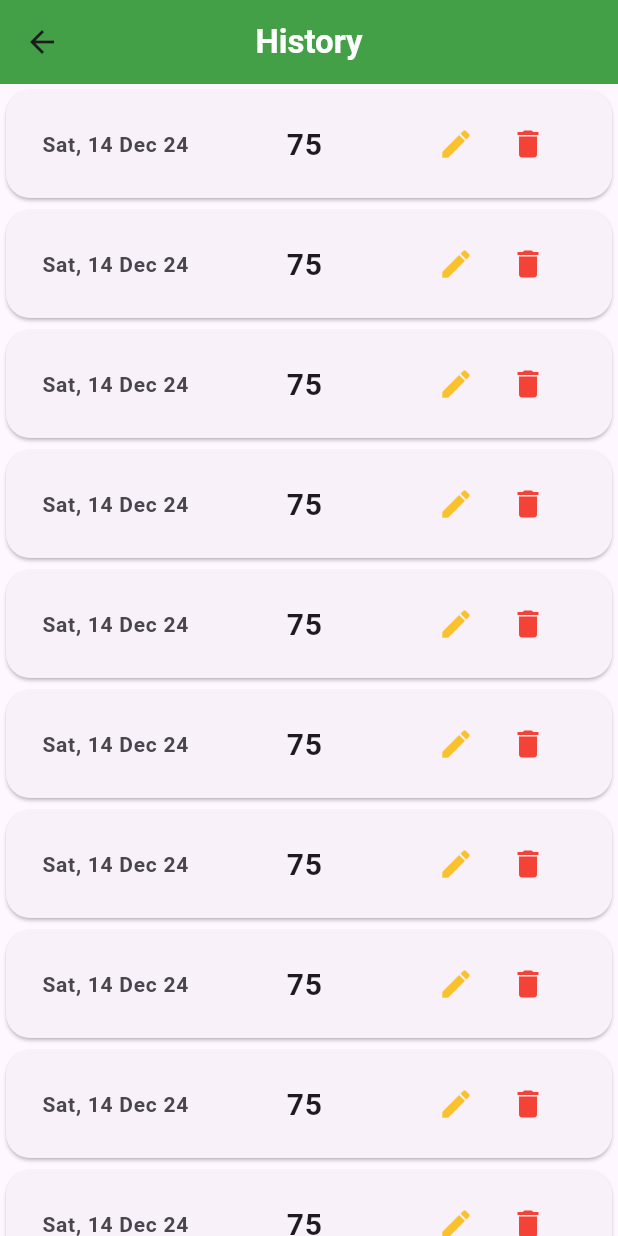
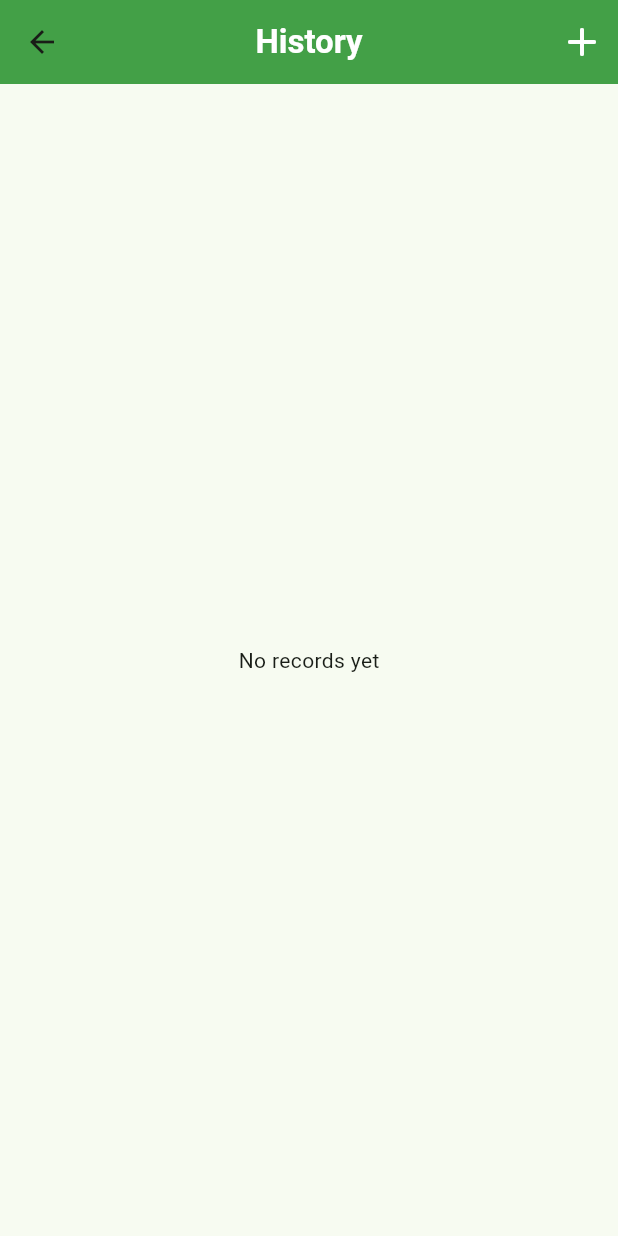
Before and after one commit to ImagINN/getx_tutorial, a Flutter app: the screen it shows after launch, item 2 of the bottom bar chosen, on a phone screen of 412 x 824 dp. Run offline on Flutter 3.47's test engine with Material 3 defaults, Android fonts, the phone set to English and light mode, and no system bars; our stand-ins replace animated_bottom_navigation_bar, font_awesome_flutter, freezed_annotation, get, numberpicker.

Commit message:
Add Record model and implement history view with dynamic record listing

```diff
--- a/lib/controllers/controller.dart
+++ b/lib/controllers/controller.dart
@@ -1,3 +1,43 @@
 import 'package:get/get.dart';
+import '../models/record.dart';
 
-class Controller extends GetxController {}
+class Controller extends GetxController {
+  var records = <Record>[
+    // Record(
+    //   weight: 70,
+    //   date: DateTime.now(),
+    //   note: 'Note',
+    //   photoUrl: 'https://picsum.photos/200',
+    // ),
+    // Record(
+    //   weight: 80,
+    //   date: DateTime.now(),
+    //   note: 'Note',
+    //   photoUrl: 'https://picsum.photos/200',
+    // ),
+    // Record(
+    //   weight: 90,
+    //   date: DateTime.now(),
+    //   note: 'Note',
+    //   photoUrl: 'https://picsum.photos/250',
+    // ),
+    // Record(
+    //   weight: 95,
+    //   date: DateTime.now(),
+    //   note: 'Note',
+    //   photoUrl: 'https://picsum.photos/120',
+    // ),
+  ].obs;
+
+  void addRecord() {
+    records.add(Record(
+        weight: 90,
+        date: DateTime.now(),
+        note: 'xxxx',
+        photoUrl: 'https://picsum.photos/200'));
+  }
+
+  void deleteRecord(Record record) {
+    records.remove(record);
+  }
+}
--- a/lib/main.dart
+++ b/lib/main.dart
@@ -28,7 +28,7 @@ class MyApp extends StatelessWidget {
     return GetMaterialApp(
       title: 'Weight Tracker',
       theme: ThemeData(
-        colorScheme: ColorScheme.fromSeed(seedColor: Colors.deepPurple),
+        colorScheme: ColorScheme.fromSeed(seedColor: Colors.green.shade600),
         useMaterial3: true,
         appBarTheme: AppBarTheme(
           backgroundColor: Colors.green[600],
--- a/lib/models/record.dart
+++ b/lib/models/record.dart
@@ -0,0 +1,17 @@
+import 'package:freezed_annotation/freezed_annotation.dart';
+import 'package:flutter/foundation.dart';
+
+part 'record.freezed.dart';
+part 'record.g.dart';
+
+@freezed
+class Record with _$Record {
+  factory Record({
+    required int weight,
+    required DateTime date,
+    String? note,
+    String? photoUrl,
+  }) = _Record;
+
+  factory Record.fromJson(Map<String, dynamic> json) => _$RecordFromJson(json);
+}
--- a/lib/views/graph_view.dart
+++ b/lib/views/graph_view.dart
@@ -12,7 +12,7 @@ class _GraphViewState extends State<GraphView> {
   Widget build(BuildContext context) {
     return Scaffold(
       appBar: AppBar(centerTitle: true, title: const Text("Graph")),
-      body: Center(child: Text("Graph")),
+      body: const Center(child: Text("Graph")),
     );
   }
 }
--- a/lib/views/history_view.dart
+++ b/lib/views/history_view.dart
@@ -1,5 +1,8 @@
 import 'package:flutter/material.dart';
+import 'package:get/get.dart';
+import 'package:getx_tutorial/controllers/controller.dart';
 import 'package:getx_tutorial/widgets/record_list_tile.dart';
+import 'package:getx_tutorial/models/record.dart';
 
 class HistoryView extends StatefulWidget {
   const HistoryView({super.key});
@@ -9,34 +12,37 @@ class HistoryView extends StatefulWidget {
 }
 
 class _HistoryViewState extends State<HistoryView> {
+  final Controller _controller = Get.put(Controller());
+
   @override
   Widget build(BuildContext context) {
-    return Scaffold(
-      appBar: AppBar(centerTitle: true, title: const Text("History")),
-      body: ListView(
-        physics: const BouncingScrollPhysics(),
-        children: [
-          RecordListTile(),
-          RecordListTile(),
-          RecordListTile(),
-          RecordListTile(),
-          RecordListTile(),
-          RecordListTile(),
-          RecordListTile(),
-          RecordListTile(),
-          RecordListTile(),
-          RecordListTile(),
-          RecordListTile(),
-          RecordListTile(),
-          RecordListTile(),
-          RecordListTile(),
-          RecordListTile(),
-          RecordListTile(),
-          RecordListTile(),
-          RecordListTile(),
-          RecordListTile(),
-        ],
-      ),
-    );
+    List<Record> records = _controller.records;
+
+    return Obx(() => Scaffold(
+          appBar: AppBar(
+            centerTitle: true,
+            title: const Text("History"),
+            actions: [
+              IconButton(
+                icon: const Icon(
+                  Icons.add_rounded,
+                  color: Colors.white,
+                  size: 32,
+                ),
+                onPressed: _controller.addRecord,
+              ),
+            ],
+          ),
+          body: records.isEmpty
+              ? const Center(
+                  child: Text("No records yet"),
+                )
+              : ListView.builder(
+                  itemCount: records.length,
+                  itemBuilder: (context, index) {
+                    return RecordListTile(record: records[index]);
+                  },
+                ),
+        ));
   }
 }
--- a/lib/widgets/record_list_tile.dart
+++ b/lib/widgets/record_list_tile.dart
@@ -1,9 +1,14 @@
 import 'package:flutter/material.dart';
-
+import 'package:getx_tutorial/controllers/controller.dart';
+import 'package:getx_tutorial/models/record.dart';
 import 'package:intl/intl.dart';
+import 'package:get/get.dart';
 
 class RecordListTile extends StatelessWidget {
-  const RecordListTile({super.key});
+  RecordListTile({super.key, required this.record});
+
+  final Record record;
+  final Controller _controller = Get.put(Controller());
 
   @override
   Widget build(BuildContext context) {
@@ -14,18 +19,16 @@ class RecordListTile extends StatelessWidget {
       child: Padding(
         padding: const EdgeInsets.all(8),
         child: ListTile(
-          leading: Text(
-            DateFormat('EEE, d MMM yy').format(DateTime.now()),
-            style: const TextStyle(
-              fontSize: 14,
-              fontWeight: FontWeight.bold,
+          leading: _buildDate(),
+          title: _buildWeight(),
+          trailing: _buildIcons(),
         ),
       ),
-          title: Center(
-            child: Text("75",
-                style: TextStyle(fontSize: 20, fontWeight: FontWeight.bold)),
-          ),
-          trailing: Row(
+    );
+  }
+
+  Row _buildIcons() {
+    return Row(
       mainAxisSize: MainAxisSize.min,
       children: [
         IconButton(
@@ -40,11 +43,29 @@ class RecordListTile extends StatelessWidget {
             Icons.delete,
             color: Colors.red,
           ),
-                onPressed: () {},
+          onPressed: () {
+            _controller.deleteRecord(record);
+          },
         ),
       ],
+    );
+  }
+
+  Center _buildWeight() {
+    return Center(
+      child: Text(
+        record.weight.toString(),
+        style: const TextStyle(fontSize: 20, fontWeight: FontWeight.bold),
       ),
-        ),
+    );
+  }
+
+  Text _buildDate() {
+    return Text(
+      DateFormat('EEE, d MMM yy').format(record.date),
+      style: const TextStyle(
+        fontSize: 14,
+        fontWeight: FontWeight.bold,
       ),
     );
   }
```
Also changed, not shown: lib/views/add_record.dart (added, +151 -0 lines), lib/views/home_view.dart (+8 -3 lines), pubspec.yaml (+11 -66 lines), lib/models/record.freezed.dart (added), lib/models/record.g.dart (added), pubspec.lock. Lines whose indentation alone changed are shown as unchanged.
